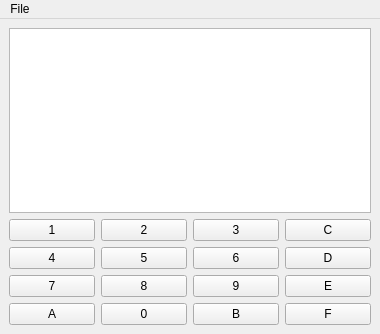
Before: the Qt Designer form chip8/qtui/chip8_window.ui in metamarcdw/chip8, drawn with Qt 5.
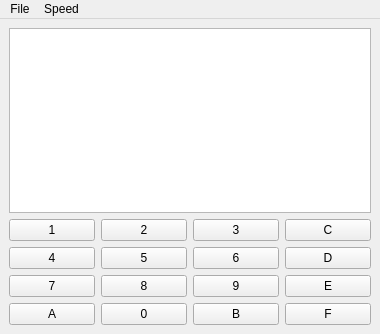
After: the same form once the commit is applied. Custom widgets are drawn as their Qt base class.

Commit message: Get rid of broken sound related code. Give Speed and Pause actions their own menu.

Patch:
```diff
--- a/chip8/qtui/chip8_window.ui
+++ b/chip8/qtui/chip8_window.ui
@@ -154,11 +154,18 @@
      <string>File</string>
     </property>
     <addaction name="actionLoad_ROM"/>
+    <addaction name="actionQuit"/>
+   </widget>
+   <widget class="QMenu" name="menuSpeed">
+    <property name="title">
+     <string>Speed</string>
+    </property>
     <addaction name="actionSpeed"/>
     <addaction name="actionPause"/>
     <addaction name="actionQuit"/>
    </widget>
    <addaction name="menuFile"/>
+   <addaction name="menuSpeed"/>
   </widget>
   <action name="actionLoad">
    <property name="text">
```
Left out of the diff: 1 changed line with no effect on the pictures. The commit also changes 3 other files.
